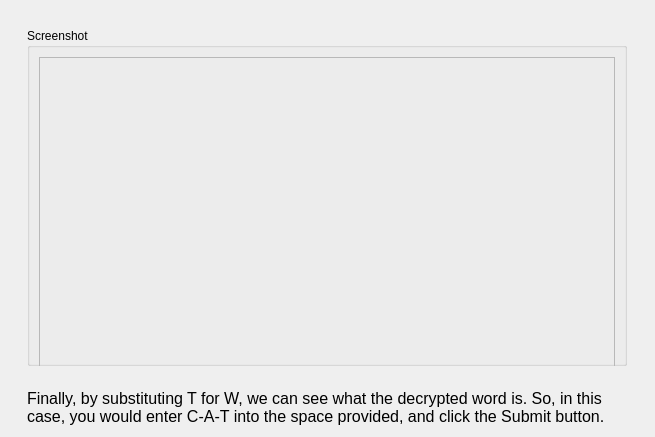
Before: the Qt Designer form MarketSimulation/instructionscreen7.ui in dwattttt/marketsim, drawn with Qt 5.
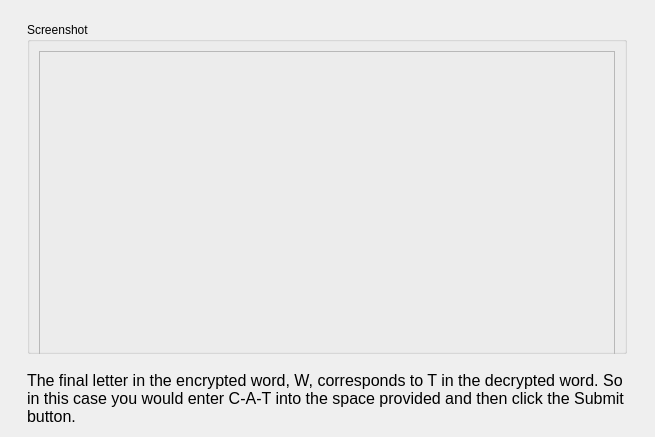
After: the same form once the commit is applied.

Diff of the .ui file:
```diff
--- a/MarketSimulation/instructionscreen7.ui
+++ b/MarketSimulation/instructionscreen7.ui
@@ -113,7 +113,11 @@
         </font>
        </property>
        <property name="text">
-        <string>&lt;html&gt;&lt;head/&gt;&lt;body&gt;&lt;p&gt;Finally, by substituting T for W, we can see what the decrypted word is. So, in this case, you would enter C-A-T into the space provided, and click the Submit button.&lt;/p&gt;&lt;/body&gt;&lt;/html&gt;</string>
+        <string>&lt;!DOCTYPE HTML PUBLIC &quot;-//W3C//DTD HTML 4.0//EN&quot; &quot;http://www.w3.org/TR/REC-html40/strict.dtd&quot;&gt;
+&lt;html&gt;&lt;head&gt;&lt;meta name=&quot;qrichtext&quot; content=&quot;1&quot; /&gt;&lt;style type=&quot;text/css&quot;&gt;
+p, li { white-space: pre-wrap; }
+&lt;/style&gt;&lt;/head&gt;&lt;body style=&quot; font-family:'MS Shell Dlg 2'; font-size:12pt; font-weight:400; font-style:normal;&quot;&gt;
+&lt;p style=&quot; margin-top:12px; margin-bottom:12px; margin-left:0px; margin-right:0px; -qt-block-indent:0; text-indent:0px;&quot;&gt;The final letter in the encrypted word, W, corresponds to T in the decrypted word. So in this case you would enter C-A-T into the space provided and then click the Submit button.&lt;/p&gt;&lt;/body&gt;&lt;/html&gt;</string>
        </property>
        <property name="wordWrap">
         <bool>true</bool>
```
